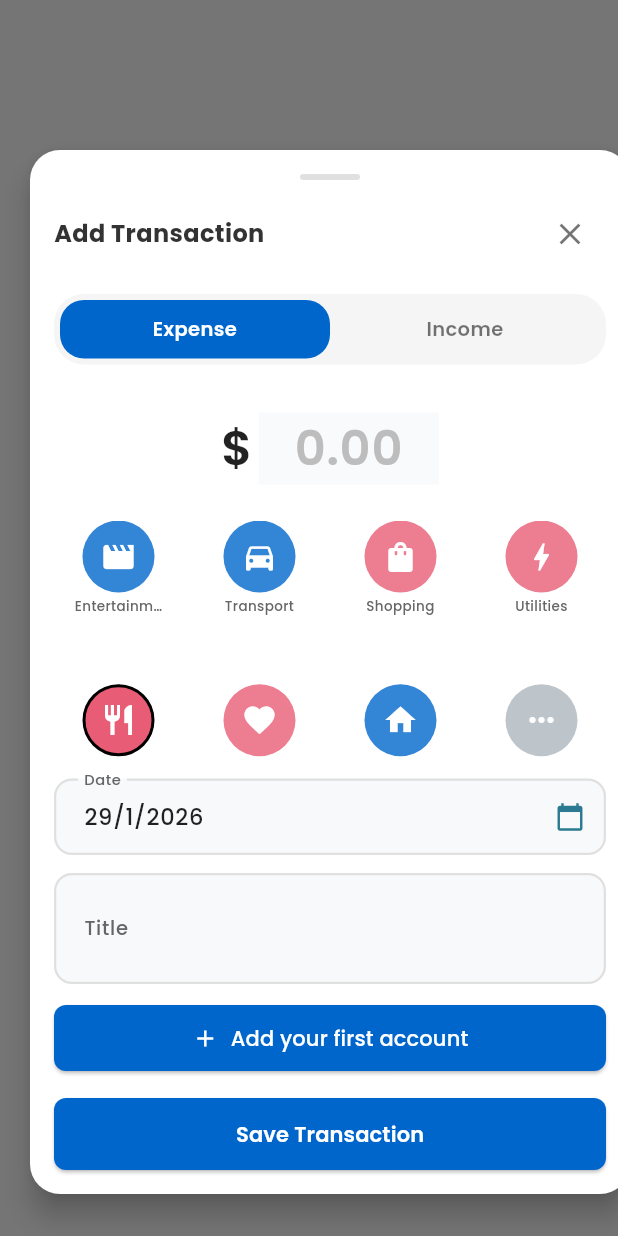
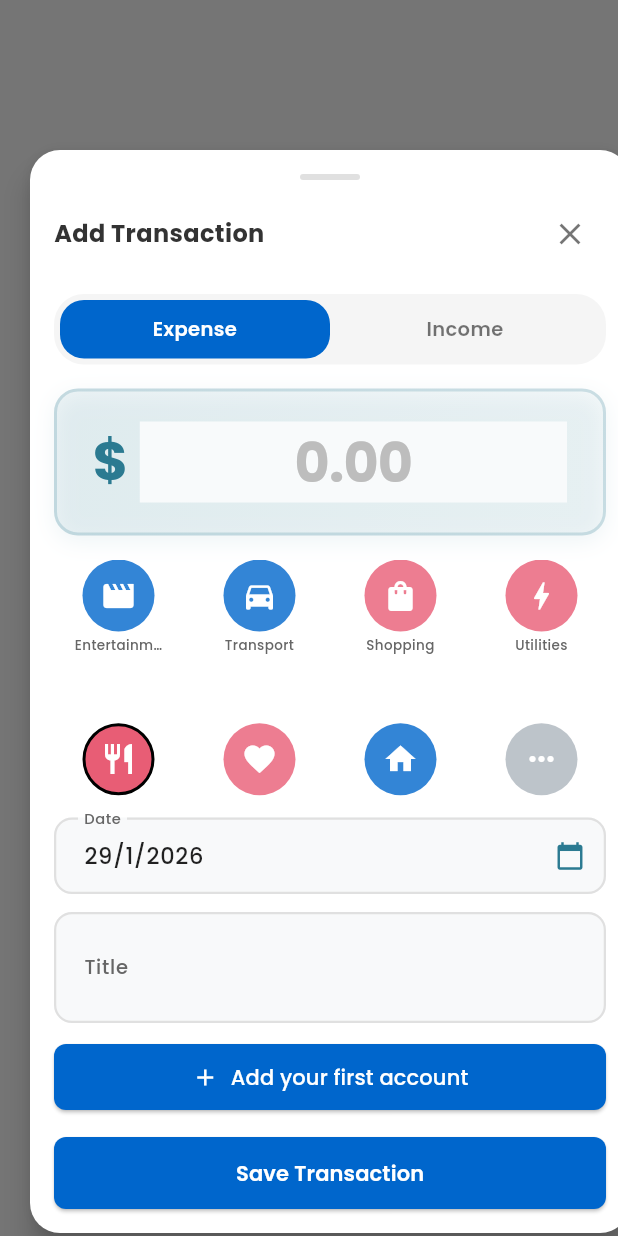
Before and after one commit to shakelz/daily_expense_tracker, a Flutter app: the FloatingTransactionForm widget shown alone on an empty page, opened directly, on a phone screen of 412 x 824 dp. Run offline on Flutter 3.47's test engine with Material 3 defaults, Android fonts, the phone set to English and light mode, and no system bars; our stand-ins replace csv, file_picker, fl_chart, flutter_local_notifications, google_fonts, local_auth and 3 more; missing offline and left inert: flutter_overlay_window, workmanager; accounts and stored records are empty.

Commit message:
Redesign amount input field with premium styling
- Added gradient background with teal accent color
- Rounded corners (16px) with soft shadow
- Larger, bolder typography (36px font size)
- Teal dollar sign with letter spacing
- Subtle border with teal color
- Better visual hierarchy and focus

```diff
--- a/lib/widgets/floating_transaction_form.dart
+++ b/lib/widgets/floating_transaction_form.dart
@@ -412,7 +412,29 @@ class _FloatingTransactionFormState extends State<FloatingTransactionForm> {
                           _amountFocusNode.requestFocus();
                         },
                         child: Container(
-                          padding: const EdgeInsets.symmetric(vertical: 16),
+                          padding: const EdgeInsets.symmetric(vertical: 20, horizontal: 24),
+                          decoration: BoxDecoration(
+                            gradient: LinearGradient(
+                              begin: Alignment.topLeft,
+                              end: Alignment.bottomRight,
+                              colors: [
+                                const Color(0xFF2B7A91).withOpacity(0.08),
+                                const Color(0xFF2B7A91).withOpacity(0.04),
+                              ],
+                            ),
+                            borderRadius: BorderRadius.circular(16),
+                            border: Border.all(
+                              color: const Color(0xFF2B7A91).withOpacity(0.2),
+                              width: 2,
+                            ),
+                            boxShadow: [
+                              BoxShadow(
+                                color: const Color(0xFF2B7A91).withOpacity(0.08),
+                                blurRadius: 12,
+                                offset: const Offset(0, 4),
+                              ),
+                            ],
+                          ),
                           child: Row(
                             mainAxisAlignment: MainAxisAlignment.center,
                             crossAxisAlignment: CrossAxisAlignment.baseline,
@@ -421,33 +443,37 @@ class _FloatingTransactionFormState extends State<FloatingTransactionForm> {
                               const Text(
                                 '\$',
                                 style: TextStyle(
-                                  fontSize: 32,
-                                  fontWeight: FontWeight.w600,
-                                  color: Colors.black87,
+                                  fontSize: 36,
+                                  fontWeight: FontWeight.w700,
+                                  color: Color(0xFF2B7A91),
+                                  letterSpacing: -0.5,
                                 ),
                               ),
-                              const SizedBox(width: 4),
-                              SizedBox(
-                                width: 120,
+                              const SizedBox(width: 8),
+                              Flexible(
                                 child: TextField(
                                   controller: _amountController,
                                   focusNode: _amountFocusNode,
                                   onChanged: (_) => setState(() {}),
                                   textAlign: TextAlign.center,
                                   style: const TextStyle(
-                                    fontSize: 32,
-                                    fontWeight: FontWeight.w600,
-                                    color: Colors.black87,
+                                    fontSize: 36,
+                                    fontWeight: FontWeight.w700,
+                                    color: Color(0xFF1F2937),
+                                    letterSpacing: -0.5,
                                   ),
                                   keyboardType: const TextInputType.numberWithOptions(decimal: true),
-                                  decoration: InputDecoration(
+                                  decoration: const InputDecoration(
                                     hintText: '0.00',
                                     hintStyle: TextStyle(
-                                      fontSize: 32,
-                                      color: Colors.grey[400],
+                                      fontSize: 36,
+                                      fontWeight: FontWeight.w700,
+                                      color: Color(0xFFBDBDBD),
+                                      letterSpacing: -0.5,
                                     ),
                                     border: InputBorder.none,
                                     contentPadding: EdgeInsets.zero,
+                                    isDense: true,
                                   ),
                                 ),
                               ),
@@ -456,7 +482,7 @@ class _FloatingTransactionFormState extends State<FloatingTransactionForm> {
                         ),
                       ),
 
-                      const SizedBox(height: 8),
+                      const SizedBox(height: 16),
 
                       // Category Grid
                       SizedBox(
```
